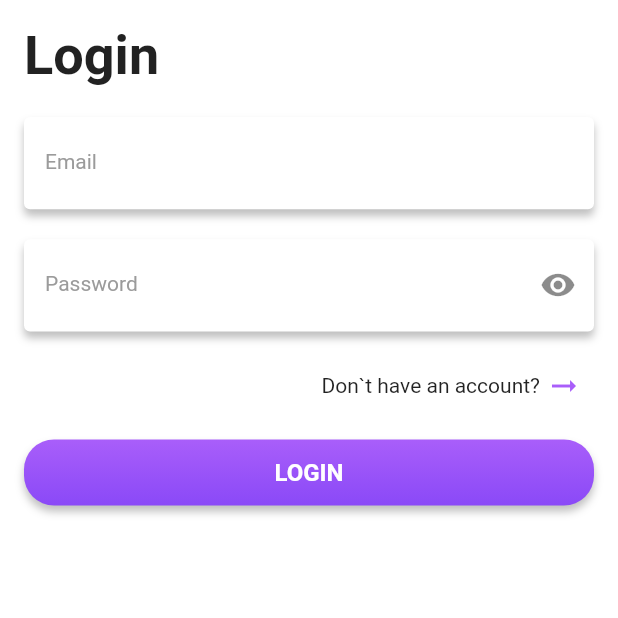
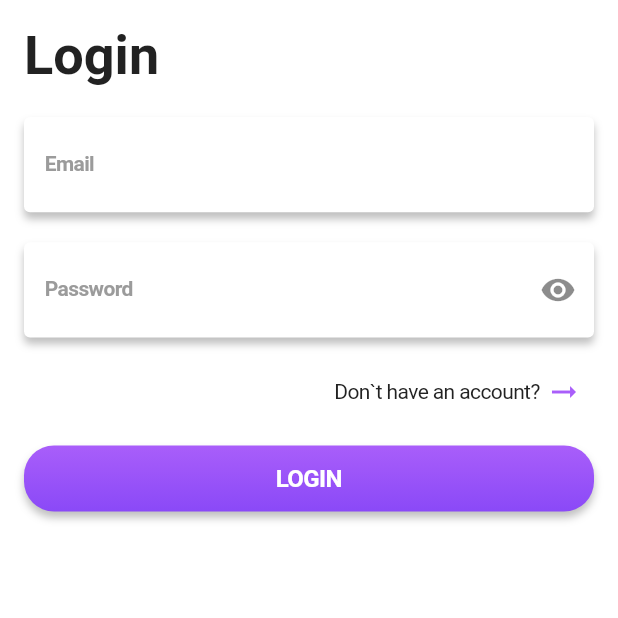
Before and after one commit to EgorShiryaev/ChairStore, a Flutter app: the screen it shows after launch, after a tap on "Already have an account?", on a phone screen of 412 x 824 dp, the top half of it. Run offline on Flutter 3.47's test engine with Material 2 defaults, Android fonts, the phone set to English and light mode, and no system bars; our stand-ins replace firebase_auth, firebase_core, flutter_bloc, flutter_native_splash, flutter_secure_storage, get_it; accounts and stored records are empty.

Commit message:
Добавлен грид

```diff
--- a/lib/themes/app_theme.dart
+++ b/lib/themes/app_theme.dart
@@ -1,4 +1,5 @@
-import 'package:chair_store/themes/shaded_navigation_panel_unselected_item_theme.dart';
+import 'dart:ui' as ui;
+
 import 'package:flutter/material.dart';
 import 'package:flutter/services.dart';
 
@@ -7,7 +8,10 @@ import 'form_theme.dart';
 import 'list_view_theme.dart';
 import 'shaded_navigation_panel_selected_item_theme.dart';
 import 'shaded_navigation_panel_theme.dart';
+import 'shaded_navigation_panel_unselected_item_theme.dart';
 import 'shaded_text_field_theme.dart';
+
+final _windowPadding = MediaQueryData.fromWindow(ui.window).padding;
 
 class AppTheme {
   static const colorScheme = ColorScheme(
@@ -28,6 +32,39 @@ class AppTheme {
   );
 
   static const _defaultPadding = 16.0;
+
+  static final _shadedNavigationPanelTheme = ShadedNavigationPanelTheme(
+    boxShadow: _defaultBoxShadow,
+    radius: BorderRadius.circular(20),
+    margin: const EdgeInsets.symmetric(
+      horizontal: _defaultPadding,
+      vertical: 8,
+    ),
+    padding: const EdgeInsets.symmetric(
+      horizontal: 16,
+      vertical: 10,
+    ),
+    itemContentPadding: const EdgeInsets.symmetric(
+      vertical: 8,
+      horizontal: 12,
+    ),
+    itemBorderRadius: _defaultButtonBorderRadius,
+    selectedItemTheme: ShadedNavigationPanelSelectedItemTheme(
+      backgroundGradient: _defaultGradient,
+      contentColor: const Color(0xffffffff),
+      labelStyle: const TextStyle(
+        fontSize: 12,
+        fontWeight: FontWeight.bold,
+        letterSpacing: -0.6,
+      ),
+      paddingBetweenIconAndLabel: 12,
+    ),
+    unselectedItemTheme: ShadedNavigationPanelUnselectedItemTheme(
+      contentColor: _defaultIconColor,
+    ),
+    backgroundColor: const Color(0xffffffff),
+    height: 60,
+  );
 
   static final _defaultBoxShadow = BoxShadow(
     color: colorScheme.shadow,
@@ -63,23 +100,41 @@ class AppTheme {
         size: 24,
       ),
       systemOverlayStyle: SystemUiOverlayStyle.dark,
+      shape: Border(
+        bottom: BorderSide(color: Color(0xffF3F6F8), width: 1),
+      ),
     ),
     scaffoldBackgroundColor: colorScheme.background,
     textTheme: TextTheme(
-      // displayLarge = displayLarge ?? headline1,
       displayMedium: TextStyle(
         fontSize: 36,
         color: colorScheme.primary,
         fontWeight: FontWeight.bold,
       ),
+      headlineMedium: TextStyle(
+        fontSize: 24,
+        color: colorScheme.primary,
+        fontWeight: FontWeight.bold,
+      ),
+      titleMedium: TextStyle(
+        fontSize: 18,
+        color: colorScheme.primary,
+        fontWeight: FontWeight.bold,
+        letterSpacing: -0.4,
+      ),
+      bodyMedium: TextStyle(
+        fontSize: 14,
+        color: colorScheme.primary,
+        letterSpacing: -0.4,
+      ),
+      //  displayLarge = displayLarge ?? headline1,
       //  displaySmall = displaySmall ?? headline3,
-      //  headlineMedium = headlineMedium ?? headline4,
+      //  headlineLarge =  headlineLarge ?? headline4,
       //  headlineSmall = headlineSmall ?? headline5,
       //  titleLarge = titleLarge ?? headline6,
-      //  titleMedium = titleMedium ?? subtitle1,
       //  titleSmall = titleSmall ?? subtitle2,
       //  bodyLarge = bodyLarge ?? bodyText1,
-      //  bodyMedium = bodyMedium ?? bodyText2,
+
       //  bodySmall = bodySmall ?? caption,
       //  labelLarge = labelLarge ?? button,
       //  labelSmall = labelSmall ?? overline;
@@ -94,10 +149,6 @@ class AppTheme {
       contentPadding: const EdgeInsets.all(14),
     ),
     colorScheme: colorScheme,
-    navigationBarTheme: const NavigationBarThemeData(
-      backgroundColor: Colors.white,
-      height: 60,
-    ),
     iconTheme: const IconThemeData(
       color: _defaultIconColor,
       size: 24,
@@ -115,7 +166,7 @@ class AppTheme {
         height: 44,
       ),
       FormTheme(
-        padding: const EdgeInsets.only(bottom: 30),
+        padding: const EdgeInsets.all(_defaultPadding).copyWith(bottom: 30),
         paddingBetweenElements: 20,
       ),
       ShadedTextFieldTheme(
@@ -123,45 +174,16 @@ class AppTheme {
         boxShadow: _defaultBoxShadow,
       ),
       ListViewTheme(
-        padding: const EdgeInsets.fromLTRB(
-          _defaultPadding,
-          _defaultPadding,
-          _defaultPadding,
-          0,
+        padding:
+            const EdgeInsets.symmetric(horizontal: _defaultPadding).copyWith(
+          bottom: _shadedNavigationPanelTheme.height +
+              _shadedNavigationPanelTheme.margin.top +
+              _shadedNavigationPanelTheme.margin.bottom +
+              _windowPadding.bottom,
         ),
+        paddingBetweenElements: 20,
       ),
-      ShadedNavigationPanelTheme(
-        boxShadow: _defaultBoxShadow,
-        radius: BorderRadius.circular(20),
-        margin: const EdgeInsets.fromLTRB(
-          _defaultPadding,
-          0,
-          _defaultPadding,
-          _defaultPadding,
-        ),
-        padding: const EdgeInsets.symmetric(
-          horizontal: 16,
-          vertical: 10,
-        ),
-        itemContentPadding: const EdgeInsets.symmetric(
-          vertical: 8,
-          horizontal: 12,
-        ),
-        itemBorderRadius: _defaultButtonBorderRadius,
-        selectedItemTheme: ShadedNavigationPanelSelectedItemTheme(
-          backgroundGradient: _defaultGradient,
-          contentColor: const Color(0xffffffff),
-          labelStyle: const TextStyle(
-            fontSize: 12,
-            fontWeight: FontWeight.bold,
-            letterSpacing: -0.6,
-          ),
-          paddingBetweenIconAndLabel: 12,
-        ),
-        unselectedItemTheme: ShadedNavigationPanelUnselectedItemTheme(
-          contentColor: _defaultIconColor,
-        ),
-      ),
+      _shadedNavigationPanelTheme
     ],
   );
 }
--- a/lib/themes/list_view_theme.dart
+++ b/lib/themes/list_view_theme.dart
@@ -2,12 +2,23 @@ import 'package:flutter/material.dart';
 
 class ListViewTheme extends ThemeExtension<ListViewTheme> {
   final EdgeInsets padding;
+  final double paddingBetweenElements;
 
-  ListViewTheme({required this.padding});
+  ListViewTheme({
+    required this.padding,
+    required this.paddingBetweenElements,
+  });
 
   @override
-  ThemeExtension<ListViewTheme> copyWith({EdgeInsets? padding}) {
-    return ListViewTheme(padding: padding ?? this.padding);
+  ThemeExtension<ListViewTheme> copyWith({
+    EdgeInsets? padding,
+    double? paddingBetweenElements,
+  }) {
+    return ListViewTheme(
+      padding: padding ?? this.padding,
+      paddingBetweenElements:
+          paddingBetweenElements ?? this.paddingBetweenElements,
+    );
   }
 
   @override
@@ -20,6 +31,7 @@ class ListViewTheme extends ThemeExtension<ListViewTheme> {
     }
     return ListViewTheme(
       padding: EdgeInsets.lerp(padding, other.padding, t)!,
+      paddingBetweenElements: paddingBetweenElements,
     );
   }
 }
--- a/lib/themes/shaded_navigation_panel_theme.dart
+++ b/lib/themes/shaded_navigation_panel_theme.dart
@@ -13,6 +13,8 @@ class ShadedNavigationPanelTheme
   final BorderRadius itemBorderRadius;
   final ShadedNavigationPanelSelectedItemTheme selectedItemTheme;
   final ShadedNavigationPanelUnselectedItemTheme unselectedItemTheme;
+  final Color backgroundColor;
+  final double height;
 
   ShadedNavigationPanelTheme({
     required this.radius,
@@ -23,6 +25,8 @@ class ShadedNavigationPanelTheme
     required this.itemContentPadding,
     required this.itemBorderRadius,
     required this.unselectedItemTheme,
+    required this.backgroundColor,
+    required this.height,
   });
 
   @override
@@ -35,6 +39,8 @@ class ShadedNavigationPanelTheme
     EdgeInsets? itemContentPadding,
     BorderRadius? itemBorderRadius,
     ShadedNavigationPanelUnselectedItemTheme? unselectedItemTheme,
+    Color? backgroundColor,
+    double? height,
   }) {
     return ShadedNavigationPanelTheme(
       radius: radius ?? this.radius,
@@ -45,6 +51,8 @@ class ShadedNavigationPanelTheme
       itemContentPadding: itemContentPadding ?? this.itemContentPadding,
       itemBorderRadius: itemBorderRadius ?? this.itemBorderRadius,
       unselectedItemTheme: unselectedItemTheme ?? this.unselectedItemTheme,
+      backgroundColor: backgroundColor ?? this.backgroundColor,
+      height: height ?? this.height,
     );
   }
 
@@ -81,6 +89,12 @@ class ShadedNavigationPanelTheme
         other.unselectedItemTheme,
         t,
       ),
+      backgroundColor: Color.lerp(
+        backgroundColor,
+        other.backgroundColor,
+        t,
+      )!,
+      height: height,
     );
   }
 }
--- a/lib/ui/pages/login_page.dart
+++ b/lib/ui/pages/login_page.dart
@@ -19,7 +19,6 @@ class LoginPage extends StatelessWidget {
   @override
   Widget build(BuildContext context) {
     final formTheme = Theme.of(context).extension<FormTheme>()!;
-    final listViewTheme = Theme.of(context).extension<ListViewTheme>()!;
     return BlocConsumer<AuthCubit, AuthState>(
       listener: (context, state) {
         if (state is SuccessAuthState) {
@@ -33,7 +32,6 @@ class LoginPage extends StatelessWidget {
           children: [
             Scaffold(
               body: SingleChildScrollView(
-                padding: listViewTheme.padding,
                 child: SafeArea(
                   child: Padding(
                     padding: formTheme.padding,
--- a/lib/ui/pages/sign_up_page.dart
+++ b/lib/ui/pages/sign_up_page.dart
@@ -22,7 +22,7 @@ class SignUpPage extends StatelessWidget {
   @override
   Widget build(BuildContext context) {
     final formTheme = Theme.of(context).extension<FormTheme>()!;
-    final listViewTheme = Theme.of(context).extension<ListViewTheme>()!;
+
     return BlocConsumer<AuthCubit, AuthState>(
       listener: (context, state) {
         if (state is SuccessAuthState) {
@@ -40,7 +40,6 @@ class SignUpPage extends StatelessWidget {
           children: [
             Scaffold(
               body: SingleChildScrollView(
-                padding: listViewTheme.padding,
                 child: SafeArea(
                   child: Column(
                     crossAxisAlignment: CrossAxisAlignment.start,
--- a/lib/ui/widgets/shaded_navigation_panel/shaded_navigation_panel_item.dart
+++ b/lib/ui/widgets/shaded_navigation_panel/shaded_navigation_panel_item.dart
@@ -26,7 +26,10 @@ class ShadedNavigationPanelItem extends StatelessWidget {
     final selectedItemTheme = shadedNavigationPanelTheme.selectedItemTheme;
     final unselectedItemTheme = shadedNavigationPanelTheme.unselectedItemTheme;
 
-    return InkWell(
+    return Material(
+      color: shadedNavigationPanelTheme.backgroundColor,
+      child: InkWell(
+        overlayColor: MaterialStateProperty.all(Colors.transparent),
         onTap: onPress,
         child: isSelected
             ? ShadedNavigationPanelSelectedItem(
@@ -42,6 +45,7 @@ class ShadedNavigationPanelItem extends StatelessWidget {
                   color: unselectedItemTheme.contentColor,
                 ),
               ),
+      ),
     );
   }
 }
```
Also changed, not shown: lib/ui/pages/home_page.dart (added, +77 -0 lines), lib/ui/pages/home_tabs_page.dart (+15 -4 lines), lib/ui/widgets/shaded_navigation_panel/shaded_navigation_panel.dart (+6 -4 lines), lib/ui/widgets/shaded_navigation_panel/shaded_navigation_panel_unselected_item.dart (+6 -3 lines), lib/ui/widgets/tab_pages_container.dart (added, +21 -0 lines). Lines whose indentation alone changed are shown as unchanged.
